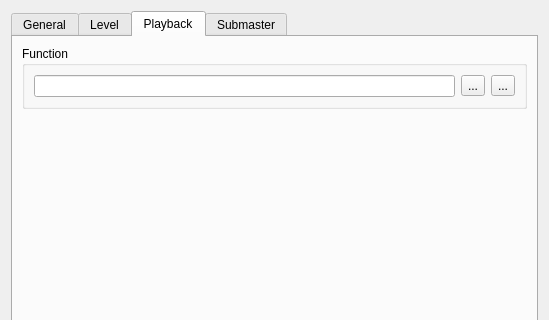
Old version of the form ui/src/virtualconsole/vcsliderproperties.ui in the repository mcallegari/qlcplus; both pictures show x 0 to 549 and y 0 to 320 of the 549 by 594 pixel window.
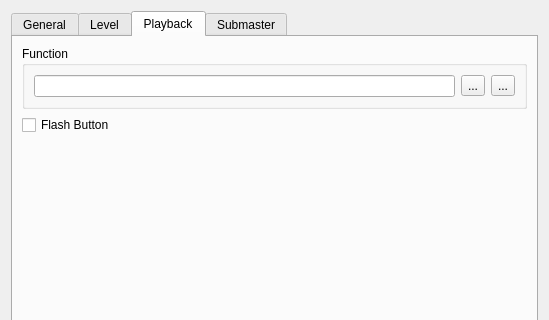
New version of the form. The open tabs and pages were chosen to show the change. Icons and pictures are not drawn.

Commit message: vc/slider: add an optional button to flash in playback mode (fix #1524)

```diff
--- a/ui/src/virtualconsole/vcsliderproperties.ui
+++ b/ui/src/virtualconsole/vcsliderproperties.ui
@@ -521,6 +521,16 @@
          </layout>
         </widget>
        </item>
+       <item>
+        <widget class="QCheckBox" name="m_flashButtonCheck">
+         <property name="text">
+          <string>Flash Button</string>
+         </property>
+        </widget>
+       </item>
+       <item>
+        <layout class="QVBoxLayout" name="m_flashButtonLayout"/>
+       </item>
        <item>
         <spacer name="m_playbackSpacer">
          <property name="orientation">
```
The commit also changes 5 other files.
